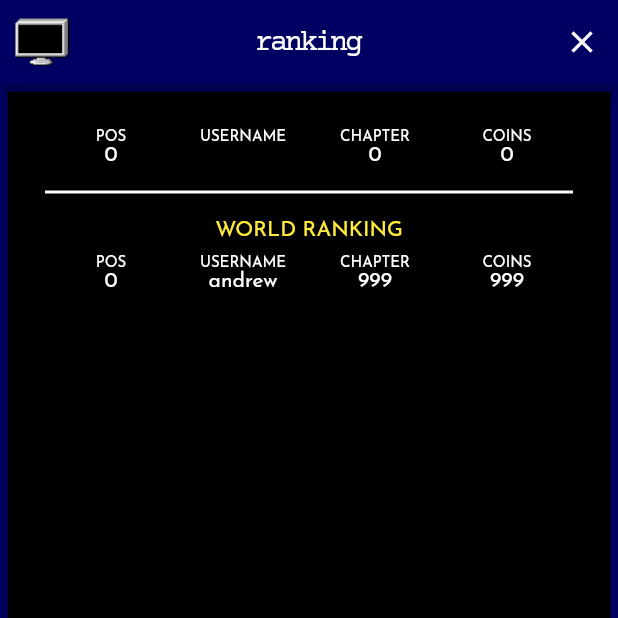
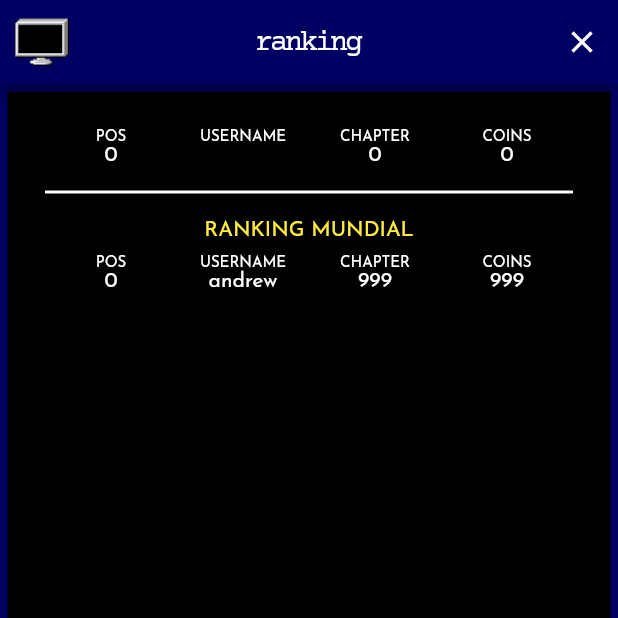
Before and after one commit to ricarthlima/for-a-real-angel, a Flutter app: the RankingScreen screen opened directly, on a phone screen of 412 x 824 dp, the top half of it. Run offline on Flutter 3.47's test engine with Material 2 defaults, Android fonts, the phone set to English and light mode, and no system bars; our stand-ins replace after_layout, audioplayers, carousel_slider, cloud_firestore, package_info, shared_preferences; missing offline and left inert: soundpool, swipedetector; accounts and stored records are empty.

Commit message:
resolvido problema no ranking

```diff
--- a/lib/screens/ranking.dart
+++ b/lib/screens/ranking.dart
@@ -114,7 +114,19 @@ class _RankingScreenState extends State<RankingScreen> {
                         color: Colors.white,
                         fontFamily: "CourierPrime",
                       ),
-                      textAlign: TextAlign.center,
+                      textAlign: TextAlign.left,
+                      showCursor: true,
+                      maxLines: 1,
+                      autocorrect: false,
+                      decoration: InputDecoration(
+                        labelText: "Insira seu nickname",
+                        prefixIcon: Icon(
+                          Icons.account_circle,
+                        ),
+                        helperText:
+                            "Pense bem, esse nickname não pode ser alterado.",
+                      ),
+                      maxLength: 7,
                     )
                   : Container(),
               (!logado)
@@ -123,7 +135,7 @@ class _RankingScreenState extends State<RankingScreen> {
                         _authenticateUser(context, _controllerCode.text);
                       },
                       child: Container(
-                        margin: EdgeInsets.only(top: 10),
+                        margin: EdgeInsets.only(top: 15),
                         padding:
                             EdgeInsets.symmetric(vertical: 10, horizontal: 30),
                         decoration: BoxDecoration(color: Colors.white),
@@ -147,7 +159,7 @@ class _RankingScreenState extends State<RankingScreen> {
                 padding: EdgeInsets.only(bottom: 10),
               ),
               Text(
-                "WORLD RANKING",
+                "RANKING MUNDIAL",
                 style: TextStyle(color: Colors.yellow),
               ),
               Padding(
--- a/lib/values/internalVersion.dart
+++ b/lib/values/internalVersion.dart
@@ -1,3 +1,3 @@
 class InternalVersion {
-  static const int version = 8;
+  static const int version = 9;
 }
```
Also changed, not shown: pubspec.yaml (+2 -13 lines).
